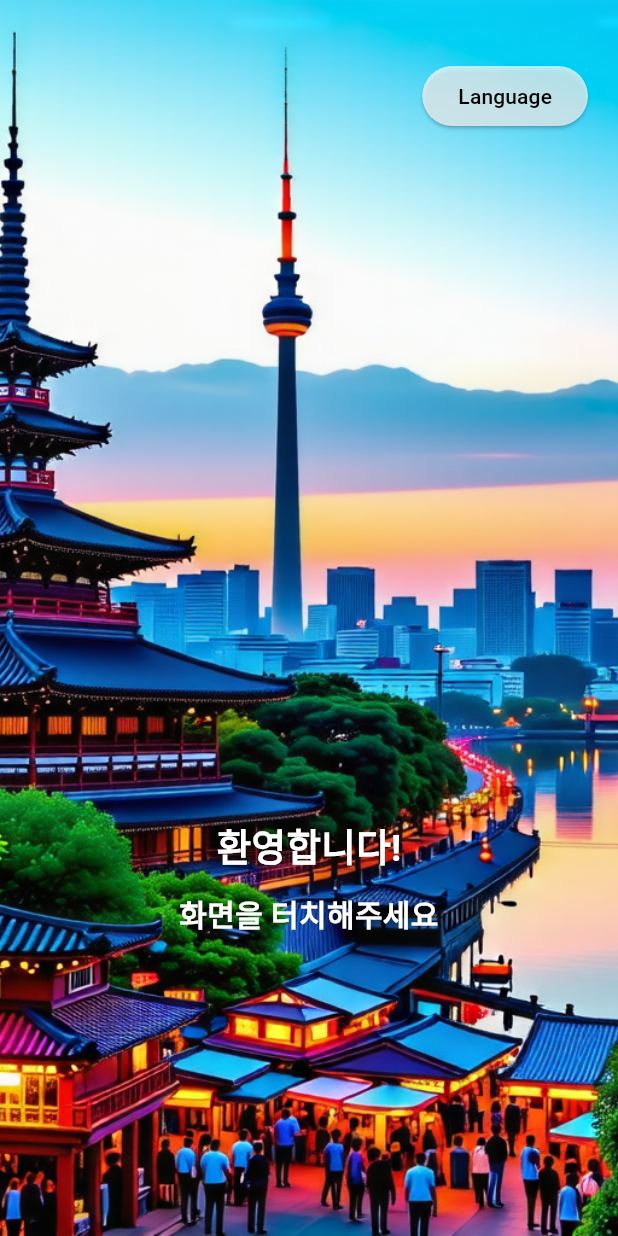
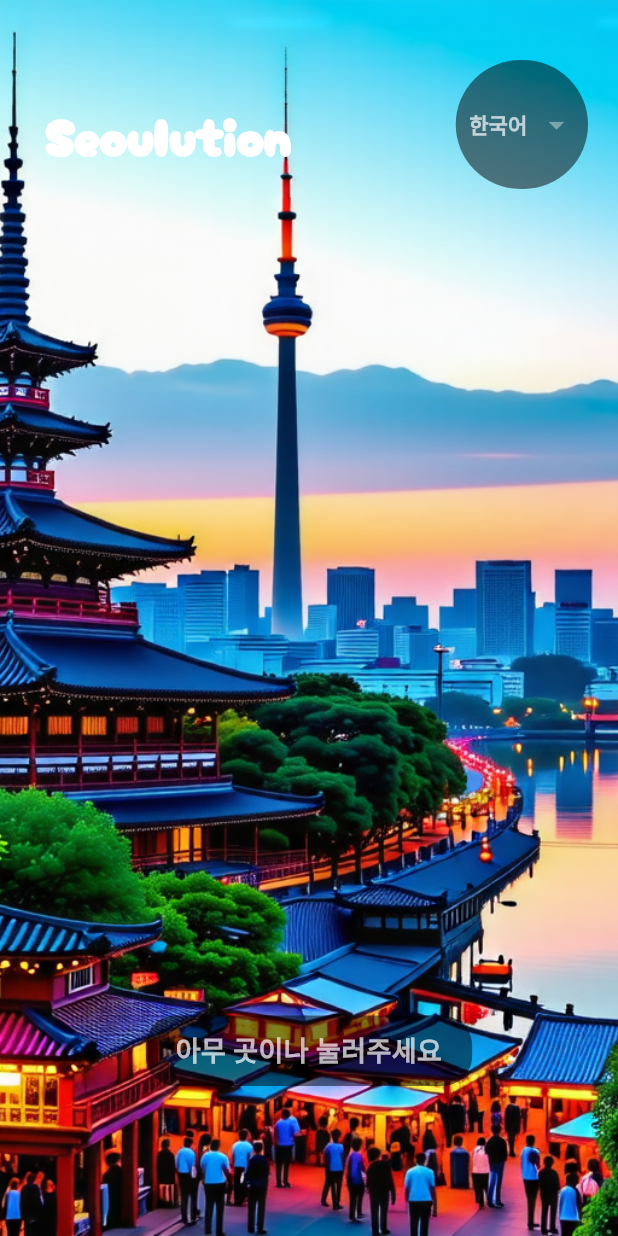
Before and after one commit to abgh012347/flutter_project, a Flutter app: the screen it shows after launch, on a phone screen of 412 x 824 dp. Run offline on Flutter 3.47's test engine with Material 3 defaults, Android fonts, the light colour scheme and no system bars; missing offline and left inert: dart:ffi.

Commit message:
초기 화면 수정

```diff
--- a/lib/location_recommand.dart
+++ b/lib/location_recommand.dart
@@ -33,7 +33,6 @@ class _LocationRecommandPageState extends State<LocationRecommandPage> {
       appBar: AppBar(
         title: Text("구별 추천 장소",
         style: TextStyle(
-          fontSize: 25,
           color: Colors.white,
         ),),
         backgroundColor: Color.fromARGB(255, 34, 163, 255),
--- a/lib/start.dart
+++ b/lib/start.dart
@@ -1,5 +1,5 @@
 import 'package:flutter/material.dart';
-import 'best_recommand.dart';
+import 'package:flutter_project/best_recommand.dart';
 
 class StartPage extends StatefulWidget {
   const StartPage({super.key});
@@ -9,121 +9,33 @@ class StartPage extends StatefulWidget {
 }
 
 class _StartPageState extends State<StartPage> {
-  String _selectedLanguage = "한국어";
+  String selectedLanguage = "한국어";
 
-  void _showLanguageDialog() {
-    showDialog(
-      context: context,
-      builder: (context) {
-        return AlertDialog(
-          backgroundColor: Colors.white.withOpacity(0.9),
-          title: const Text("언어 설정"),
-          content: Column(
-            mainAxisSize: MainAxisSize.min,
-            children: [
-              ElevatedButton(
-                onPressed: () {
-                  setState(() {
-                    _selectedLanguage = "한국어";
-                  });
-                  Navigator.pop(context,);
-                },
-                style: ElevatedButton.styleFrom(
-                  backgroundColor: Colors.white.withAlpha(230),
-                  shadowColor: Colors.black.withAlpha(230),
-                  elevation: 5,
-                  minimumSize: const Size(180, 60),
-                  padding: const EdgeInsets.symmetric(vertical: 15),
-                  textStyle: const TextStyle(
-                    fontSize: 20,
-                    fontWeight: FontWeight.bold,
-                  ),
-                ),
-                child: const Text("한국어"),
-              ),
-              const SizedBox(height: 15),
-              ElevatedButton(
-                onPressed: () {
-                  setState(() {
-                    _selectedLanguage = "영어";
-                  });
-                  Navigator.pop(context);
-                },
-                style: ElevatedButton.styleFrom(
-                  backgroundColor: Colors.white.withAlpha(230),
-                  shadowColor: Colors.black.withAlpha(230),
-                  elevation: 5,
-                  minimumSize: const Size(180, 60),
-                  padding: const EdgeInsets.symmetric(vertical: 15),
-                  textStyle: const TextStyle(
-                    fontSize: 20,
-                    fontWeight: FontWeight.bold,
-                  ),
-                ),
-                child: const Text("영어"),
-              ),
-              const SizedBox(height: 15),
-              ElevatedButton(
-                onPressed: () {
-                  setState(() {
-                    _selectedLanguage = "일본어";
-                  });
-                  Navigator.pop(context);
-                },
-                style: ElevatedButton.styleFrom(
-                  backgroundColor: Colors.white.withAlpha(230),
-                  shadowColor: Colors.black.withAlpha(230),
-                  elevation: 5,
-                  minimumSize: const Size(180, 60),
-                  padding: const EdgeInsets.symmetric(vertical: 15),
-                  textStyle: const TextStyle(
-                    fontSize: 20,
-                    fontWeight: FontWeight.bold,
-                  ),
-                ),
-                child: const Text("일본어"),
-              ),
-              const SizedBox(height: 15),
-              ElevatedButton(
-                onPressed: () {
-                  setState(() {
-                    _selectedLanguage = "중국어";
-                  });
-                  Navigator.pop(context);
-                },
-                style: ElevatedButton.styleFrom(
-                  backgroundColor: Colors.white.withAlpha(230),
-                  shadowColor: Colors.black.withAlpha(230),
-                  elevation: 5,
-                  minimumSize: const Size(180, 60),
-                  padding: const EdgeInsets.symmetric(vertical: 15),
-                  textStyle: const TextStyle(
-                    fontSize: 20,
-                    fontWeight: FontWeight.bold,
-                  ),
-                ),
-                child: const Text("중국어"),
-              ),
-            ],
-          ),
-          actions: [
-            TextButton(
-              onPressed: () {
-                Navigator.pop(context);
-              },
-              child: const Text("취소",
-                style: TextStyle(
-                  fontSize: 17,
-                ),
-              ),
-            ),
-          ],
-        );
-      },
-    );
-  }
+  // Map to store language codes and their native names and guide texts
+  final Map<String, Map<String, String>> languageData = {
+    "한국어": {
+      "name": "한국어",
+      "guide": "Seoulution",
+      "tapAnywhere": "아무 곳이나 눌러주세요",
+    },
+    "영어": {
+      "name": "English",
+      "guide": "Seoulution",
+      "tapAnywhere": "Tap anywhere",
+    },
+    "일본어": {
+      "name": "日本語",
+      "guide": "ソウルルーション",
+      "tapAnywhere": "どこでもタップしてください",
+    },
+    "중국어": {
+      "name": "中國語",
+      "guide": "首尔路昇",
+      "tapAnywhere": "点击任意位置",
+    },
+  };
 
-  void _goToNextPage() {
+  void goToNextPage() {
     Navigator.push(
       context,
       MaterialPageRoute(builder: (context) => const BestRecommandPage()),
@@ -133,54 +45,89 @@ class _StartPageState extends State<StartPage> {
   @override
   Widget build(BuildContext context) {
     return GestureDetector(
-      onTap: _goToNextPage,
+      onTap: goToNextPage,
       child: Scaffold(
         body: Stack(
+          fit: StackFit.expand,
           children: [
-            Container(
-              decoration: const BoxDecoration(
-                image: DecorationImage(
-                  image: AssetImage("images/seoul.png"),
-                  fit: BoxFit.cover,
+            Image.asset(
+              "images/seoul.png",
+              fit: BoxFit.cover,
+            ),
+            Positioned(
+              top: 40,
+              right: 20,
+              child: Container(
+                decoration: BoxDecoration(
+                  color: Colors.black.withOpacity(0.5),
+                  borderRadius: BorderRadius.circular(50),
+                ),
+                padding:
+                const EdgeInsets.symmetric(horizontal: 9, vertical: 19),
+                child: DropdownButton<String>(
+                  value: selectedLanguage,
+                  icon: const Icon(Icons.arrow_drop_down, color: Colors
+                      .white38),
+                  iconSize: 24,
+                  elevation: 16,
+                  style: const TextStyle(
+                      color: Colors.white70, fontWeight: FontWeight.bold),
+                  underline: Container(
+                    height: 2,
+                    color: Colors.transparent,
+                  ),
+                  dropdownColor: Colors.black.withOpacity(0.8),
+                  borderRadius: BorderRadius.circular(12),
+                  onChanged: (String? newValue) {
+                    setState(() {
+                      selectedLanguage = newValue!;
+                    });
+                  },
+                  items: languageData.keys
+                      .map<DropdownMenuItem<String>>((String value) {
+                    return DropdownMenuItem<String>(
+                      value: value,
+                      child: Text(languageData[value]!['name']!),
+                    );
+                  }).toList(),
                 ),
               ),
             ),
             Positioned(
-              top: 40,
-              right: 20,
-              child: ElevatedButton(
-                onPressed: _showLanguageDialog,
-                style: ElevatedButton.styleFrom(
-                  backgroundColor: Colors.white.withOpacity(0.7),
-                  foregroundColor: Colors.black,
+              top: 65,
+              left: 30,
+              child: Text(
+                languageData[selectedLanguage]!['guide']!,
+                style: const TextStyle(
+                  color: Colors.white,
+                  fontSize: 34,
+                  fontWeight: FontWeight.bold,
+                  fontFamily: 'Cherry',
                 ),
-                child: const Text("Language"),
               ),
             ),
-            Positioned(
-              bottom: 200,
+            Positioned( // Position "Tap anywhere" message higher with background
+              bottom: 100, // Moved higher
               left: 0,
               right: 0,
-              child: Column(
-                children: [
-                  Text(
-                    "환영합니다!",
+              child: Center(
+                child: Container( // Added Container for background
+                  decoration: BoxDecoration(
+                    color: Colors.black.withOpacity(0.5), // Transparent black background
+                    borderRadius: BorderRadius.circular(20), // Rounded corners
+                  ),
+                  padding: const EdgeInsets.symmetric(
+                      horizontal: 20, vertical: 10), // Added padding
+                  child: Text(
+                    languageData[selectedLanguage]!['tapAnywhere']!,
+                    textAlign: TextAlign.center,
                     style: const TextStyle(
-                        color: Colors.white,
-                        fontSize: 25,
-                        fontWeight: FontWeight.bold),
-                  ),
-                  const SizedBox(height: 10),
-                  const Text(
-                    "화면을 터치해주세요",
-                    textAlign: TextAlign.center,
-                    style: TextStyle(
-                      color: Colors.white,
-                      fontSize: 20,
+                      color: Colors.white70,
+                      fontSize: 18,
                       fontWeight: FontWeight.bold,
                     ),
                   ),
-                ],
+                ),
               ),
             ),
           ],
```
Also changed, not shown: lib/best_recommand.dart (+4 -4 lines), pubspec.yaml (+4 -4 lines), fonts/CherryBombOne-Regular.ttf (added).
